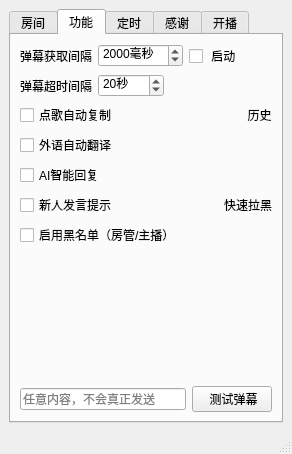
First picture: the form in mainwindow.ui, repository iwxyi/Bilibili-MagicalDanmaku, before the edit.
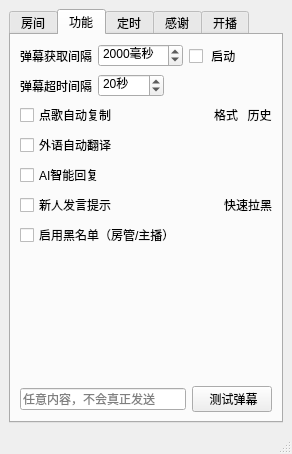
Second picture: the form after the edit.

Patch:
```diff
--- a/mainwindow.ui
+++ b/mainwindow.ui
@@ -218,7 +218,7 @@
          </layout>
         </item>
         <item>
-         <layout class="QHBoxLayout" name="horizontalLayout_4" stretch="1,0">
+         <layout class="QHBoxLayout" name="horizontalLayout_4" stretch="1,0,0">
           <property name="topMargin">
            <number>0</number>
           </property>
@@ -232,6 +232,20 @@
             </property>
            </widget>
           </item>
+          <item>
+           <widget class="QPushButton" name="diangeFormatButton">
+            <property name="styleSheet">
+             <string notr="true">QPushButton
+{
+	background: transparent;
+	border: none;
+}</string>
+            </property>
+            <property name="text">
+             <string>格式</string>
+            </property>
+           </widget>
+          </item>
           <item>
            <widget class="QPushButton" name="diangeHistoryButton">
             <property name="styleSheet">
```
